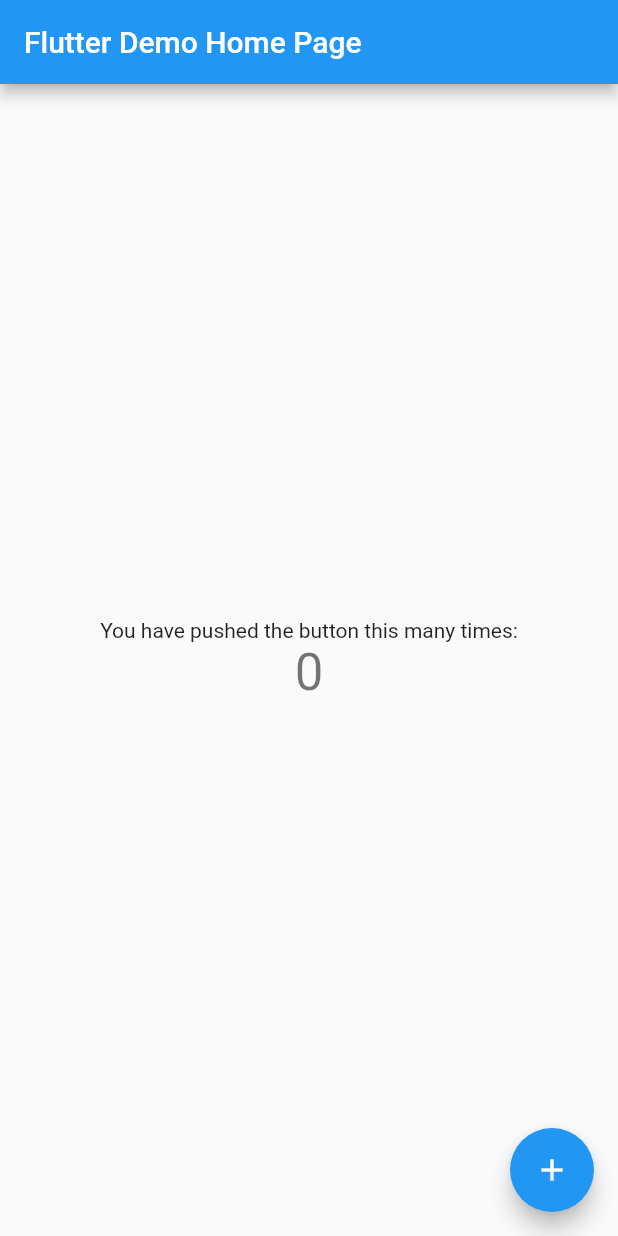
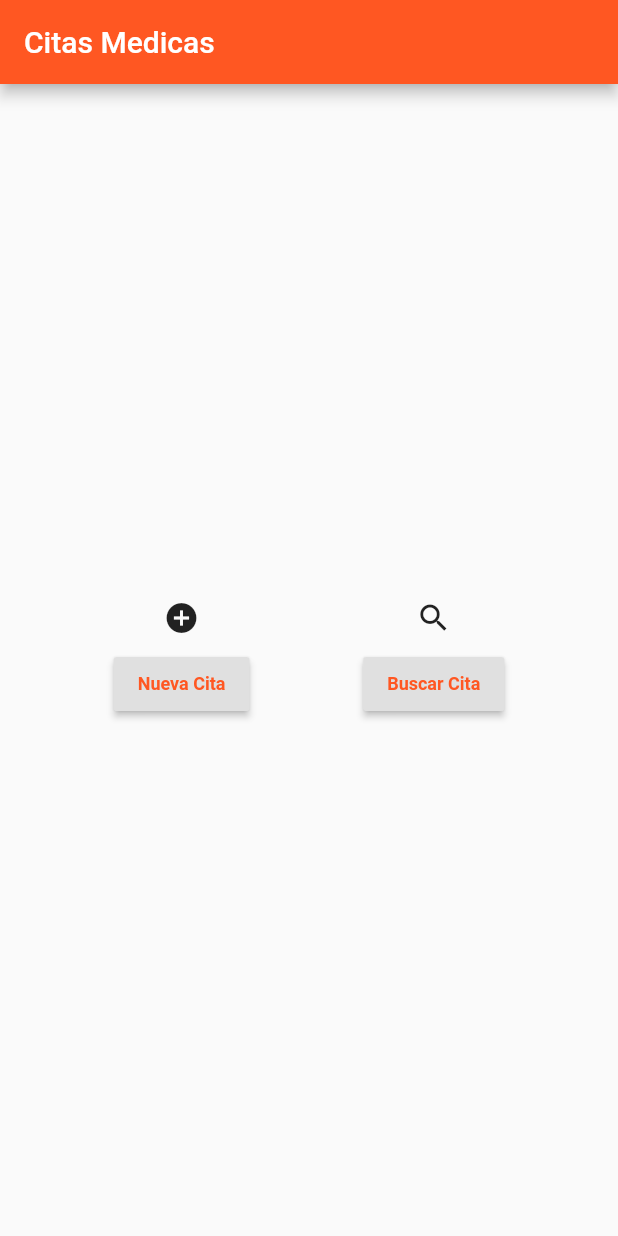
Before and after one commit to martinezgamez/citas_app, a Flutter app: the screen it shows after launch, on a phone screen of 412 x 824 dp. Run offline on Flutter 3.47's test engine with Material 2 defaults, Android fonts, the phone set to English and light mode, and no system bars; our stand-ins replace cloud_firestore; accounts and stored records are empty.

Commit message:
Antes de conectar a firebase

```diff
--- a/lib/main.dart
+++ b/lib/main.dart
@@ -1,111 +1,25 @@
 import 'package:flutter/material.dart';
+import 'package:cloud_firestore/cloud_firestore.dart';
+
+import './pages/principal.dart';
+import './pages/citas.dart';
 
 void main() => runApp(MyApp());
 
 class MyApp extends StatelessWidget {
-  // This widget is the root of your application.
   @override
   Widget build(BuildContext context) {
+    // TODO: implement build
     return MaterialApp(
-      title: 'Flutter Demo',
+      routes: {
+        '/': (BuildContext context) => Principal(),
+        '/nuevacita': (BuildContext context) => CitasForm(),
+      },
       theme: ThemeData(
-        // This is the theme of your application.
-        //
-        // Try running your application with "flutter run". You'll see the
-        // application has a blue toolbar. Then, without quitting the app, try
-        // changing the primarySwatch below to Colors.green and then invoke
-        // "hot reload" (press "r" in the console where you ran "flutter run",
-        // or simply save your changes to "hot reload" in a Flutter IDE).
-        // Notice that the counter didn't reset back to zero; the application
-        // is not restarted.
-        primarySwatch: Colors.blue,
-      ),
-      home: MyHomePage(title: 'Flutter Demo Home Page'),
+          brightness: Brightness.light,
+          primarySwatch: Colors.deepOrange,
+          accentColor: Colors.deepPurple),
+      title: 'Citas Medicas',
     );
   }
 }
-
-class MyHomePage extends StatefulWidget {
-  MyHomePage({Key key, this.title}) : super(key: key);
-
-  // This widget is the home page of your application. It is stateful, meaning
-  // that it has a State object (defined below) that contains fields that affect
-  // how it looks.
-
-  // This class is the configuration for the state. It holds the values (in this
-  // case the title) provided by the parent (in this case the App widget) and
-  // used by the build method of the State. Fields in a Widget subclass are
-  // always marked "final".
-
-  final String title;
-
-  @override
-  _MyHomePageState createState() => _MyHomePageState();
-}
-
-class _MyHomePageState extends State<MyHomePage> {
-  int _counter = 0;
-
-  void _incrementCounter() {
-    setState(() {
-      // This call to setState tells the Flutter framework that something has
-      // changed in this State, which causes it to rerun the build method below
-      // so that the display can reflect the updated values. If we changed
-      // _counter without calling setState(), then the build method would not be
-      // called again, and so nothing would appear to happen.
-      _counter++;
-    });
-  }
-
-  @override
-  Widget build(BuildContext context) {
-    // This method is rerun every time setState is called, for instance as done
-    // by the _incrementCounter method above.
-    //
-    // The Flutter framework has been optimized to make rerunning build methods
-    // fast, so that you can just rebuild anything that needs updating rather
-    // than having to individually change instances of widgets.
-    return Scaffold(
-      appBar: AppBar(
-        // Here we take the value from the MyHomePage object that was created by
-        // the App.build method, and use it to set our appbar title.
-        title: Text(widget.title),
-      ),
-      body: Center(
-        // Center is a layout widget. It takes a single child and positions it
-        // in the middle of the parent.
-        child: Column(
-          // Column is also layout widget. It takes a list of children and
-          // arranges them vertically. By default, it sizes itself to fit its
-          // children horizontally, and tries to be as tall as its parent.
-          //
-          // Invoke "debug painting" (press "p" in the console, choose the
-          // "Toggle Debug Paint" action from the Flutter Inspector in Android
-          // Studio, or the "Toggle Debug Paint" command in Visual Studio Code)
-          // to see the wireframe for each widget.
-          //
-          // Column has various properties to control how it sizes itself and
-          // how it positions its children. Here we use mainAxisAlignment to
-          // center the children vertically; the main axis here is the vertical
-          // axis because Columns are vertical (the cross axis would be
-          // horizontal).
-          mainAxisAlignment: MainAxisAlignment.center,
-          children: <Widget>[
-            Text(
-              'You have pushed the button this many times:',
-            ),
-            Text(
-              '$_counter',
-              style: Theme.of(context).textTheme.display1,
-            ),
-          ],
-        ),
-      ),
-      floatingActionButton: FloatingActionButton(
-        onPressed: _incrementCounter,
-        tooltip: 'Increment',
-        child: Icon(Icons.add),
-      ), // This trailing comma makes auto-formatting nicer for build methods.
-    );
-  }
-}
--- /dev/null
+++ b/lib/pages/principal.dart
@@ -0,0 +1,54 @@
+import 'package:flutter/material.dart';
+
+class Principal extends StatelessWidget {
+  @override
+  Widget build(BuildContext context) {
+    // TODO: implement build
+    return Scaffold(
+      appBar: AppBar(
+        title: Text('Citas Medicas'),
+      ),
+      body: Center(
+        child: Row(
+          mainAxisAlignment: MainAxisAlignment.spaceEvenly,
+          children: <Widget>[
+            _buildButtonColumn(
+                Icons.add_circle, 'Nueva Cita', context, '/nuevacita'),
+            _buildButtonColumn(
+                Icons.search, 'Buscar Cita', context, '/nuevacita'),
+          ],
+        ),
+      ),
+    );
+  }
+
+  Column _buildButtonColumn(
+      IconData icon, String label, BuildContext context, String ruta) {
+    Color color = Theme.of(context).primaryColor;
+
+    return Column(
+      mainAxisAlignment: MainAxisAlignment.center,
+      mainAxisSize: MainAxisSize.min,
+      children: <Widget>[
+        Icon(icon),
+        Container(
+          margin: const EdgeInsets.only(top: 8.0),
+          child: RaisedButton(
+
+              child: Text(
+                label,
+                style: TextStyle(
+                  fontSize: 12.0,
+                  fontWeight: FontWeight.bold,
+                  color: color,
+                ),
+              ),
+              onPressed: () {
+                print(label);
+                Navigator.pushNamed(context, ruta);
+              }),
+        )
+      ],
+    );
+  }
+}
--- a/pubspec.yaml
+++ b/pubspec.yaml
@@ -15,6 +15,7 @@ environment:
 dependencies:
   flutter:
     sdk: flutter
+  cloud_firestore: ^0.9.0
 
   # The following adds the Cupertino Icons font to your application.
   # Use with the CupertinoIcons class for iOS style icons.
```
Also changed, not shown: lib/pages/citas.dart (added, +100 -0 lines), 1 other file.
